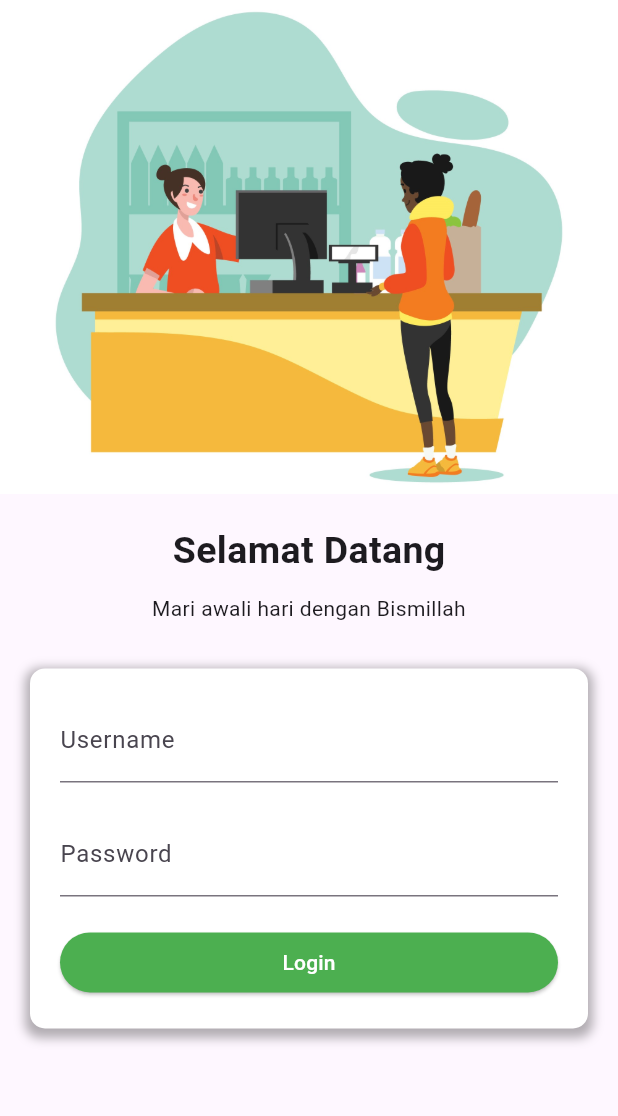
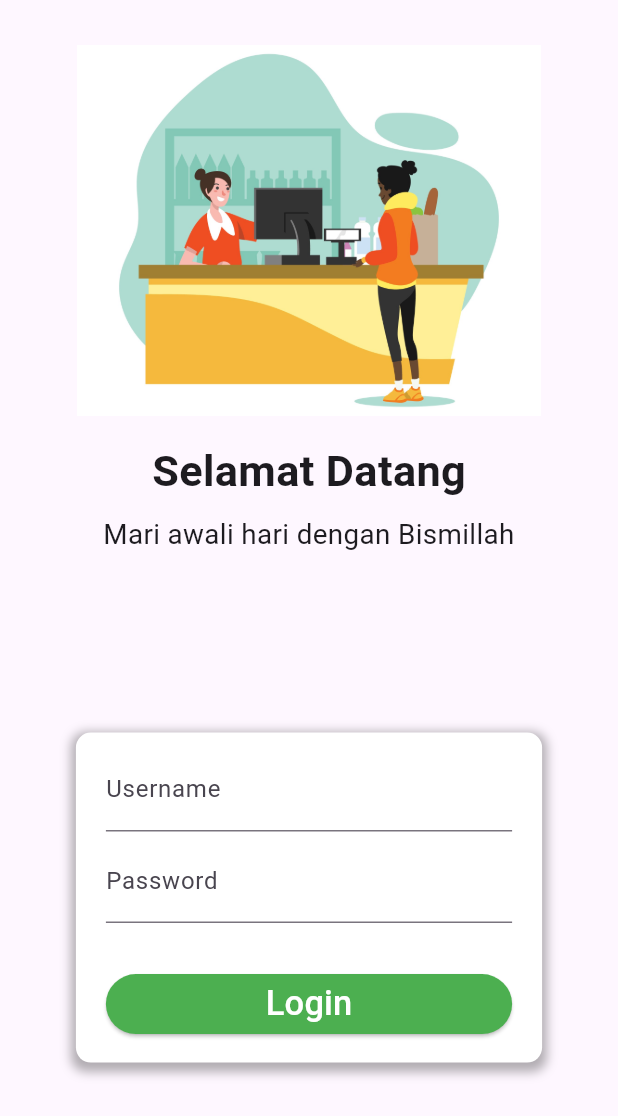
Before and after one commit to mfthfarid/si-kaspin_mobile, a Flutter app: the screen it shows after launch, on a phone screen of 412 x 824 dp. Shown: the top 1116 px of the screen. Run offline on Flutter 3.47's test engine with Material 3 defaults, Android fonts, the phone set to English and light mode, and no system bars; missing offline and left inert: dart:js_interop, dart:js_util.

Commit message:
re-design form login

```diff
--- a/lib/login/login.dart
+++ b/lib/login/login.dart
@@ -7,33 +7,83 @@ class LoginPage extends StatelessWidget {
 
   @override
   Widget build(BuildContext context) {
+    // Mengambil informasi ukuran layar
+    var mediaQueryData = MediaQuery.of(context);
+    var screenHeight = mediaQueryData.size.height;
+    var screenWidth = mediaQueryData.size.width;
+
+    // Menentukan ukuran padding dan margin berdasarkan ukuran layar
+    var horizontalPadding = screenWidth * 0.05;
+    var containerPadding = screenWidth * 0.05;
+
     return Scaffold(
       body: SafeArea(
-        child: SingleChildScrollView(
+        child: LayoutBuilder(
+          builder: (context, constraints) {
+            return Container(
+              height: constraints.maxHeight,
+              padding: EdgeInsets.all(30),
               child: Column(
-            mainAxisAlignment: MainAxisAlignment.start,
                 children: [
-              Container(
-                child: Image.asset(
+                  // Container Gambar dan Teks
+                  Expanded(
+                    flex: 60,
+                    // fit: FlexFit.tight,
+                    child: Container(
+                      child: Column(
+                        children: [
+                          Image.asset(
                             'data/kasir2.jpg',
                             fit: BoxFit.contain,
+                            width: screenWidth *
+                                0.8, // Mengatur lebar gambar responsif
+                            height: constraints.maxHeight *
+                                0.3, // Tinggi gambar responsif
+                          ),
+                          SizedBox(
+                            height: constraints.maxHeight *
+                                0.02, // Ruang antara gambar dan teks
+                          ),
+                          Text(
+                            "Selamat Datang",
+                            style: TextStyle(
+                              fontSize:
+                                  screenWidth * 0.07, // Ukuran font responsif
+                              fontWeight: FontWeight.bold,
                             ),
                           ),
                           SizedBox(
-                  height: 20.0), // Add space between the image and the text
-              Text(
-                "Selamat Datang",
-                style: TextStyle(fontSize: 25.0, fontWeight: FontWeight.bold),
+                            height: constraints.maxHeight *
+                                0.01, // Ruang antara teks
                           ),
-              SizedBox(height: 10.0), // Add space between the texts
                           Text(
                             "Mari awali hari dengan Bismillah",
                             textAlign: TextAlign.center,
+                            style: TextStyle(
+                              fontSize:
+                                  screenWidth * 0.045, // Ukuran font responsif
                             ),
-              SizedBox(height: 30.0), // Add space before the form container
-              Container(
-                padding: EdgeInsets.all(20.0),
-                margin: EdgeInsets.symmetric(horizontal: 20.0),
+                          ),
+                          // SizedBox(
+                          //   height: constraints.maxHeight *
+                          //       0.03, // Ruang sebelum container form
+                          // ),
+                        ],
+                      ),
+                    ),
+                  ),
+                  // Container Form Login
+                  Expanded(
+                    flex: 40,
+                    child: Container(
+                      alignment: Alignment.topCenter,
+                      child: Container(
+                        width: double.infinity,
+                        height: 220,
+                        padding:
+                            EdgeInsets.symmetric(vertical: 10, horizontal: 20),
+                        margin:
+                            EdgeInsets.symmetric(horizontal: horizontalPadding),
                         decoration: BoxDecoration(
                           color: Colors.white,
                           borderRadius: BorderRadius.circular(10.0),
@@ -51,21 +101,26 @@ class LoginPage extends StatelessWidget {
                           children: [
                             TextField(
                               controller: _usernameController,
-                      decoration: InputDecoration(labelText: 'Username'),
+                              decoration:
+                                  InputDecoration(labelText: 'Username'),
                             ),
-                    SizedBox(height: 20.0),
+                            SizedBox(height: 5),
                             TextField(
                               controller: _passwordController,
-                      decoration: InputDecoration(labelText: 'Password'),
+                              decoration:
+                                  InputDecoration(labelText: 'Password'),
                               obscureText: true,
                             ),
-                    SizedBox(height: 20.0),
+                            SizedBox(height: 30),
                             ElevatedButton(
                               style: ButtonStyle(
+                                fixedSize: MaterialStateProperty.all<Size>(
+                                    Size(50, 30)),
                                 backgroundColor:
                                     MaterialStateProperty.resolveWith<Color>(
                                   (Set<MaterialState> states) {
-                            if (states.contains(MaterialState.pressed)) {
+                                    if (states
+                                        .contains(MaterialState.pressed)) {
                                       return Color.fromARGB(255, 11, 49, 27);
                                     }
                                     return Colors.green;
@@ -84,30 +139,39 @@ class LoginPage extends StatelessWidget {
                                 String username = _usernameController.text;
                                 String password = _passwordController.text;
 
-                        if (username == 'admin' && password == 'admin123') {
+                                if (username == 'admin' &&
+                                    password == 'admin123') {
                                   Navigator.push(
                                     context,
                                     MaterialPageRoute(
                                         builder: (context) => Penjualan()),
                                   );
                                 } else {
-                          // Jika autentikasi gagal, tampilkan pesan kesalahan
                                   ScaffoldMessenger.of(context).showSnackBar(
                                     SnackBar(
-                              content: Text('Username atau password salah.'),
+                                      content:
+                                          Text('Username atau password salah.'),
                                       backgroundColor: Colors.red,
                                     ),
                                   );
                                 }
                               },
-                      child: Text('Login'),
+                              child:
+                                  Text('Login', style: TextStyle(fontSize: 23)),
                             ),
                           ],
                         ),
                       ),
-              // SizedBox(height: 30.0),
+                    ),
+                  ),
+
+                  // SizedBox(
+                  //     height: constraints.maxHeight *
+                  //         0.02), // Ruang antara form dan bawah layar
                 ],
               ),
+            );
+          },
         ),
       ),
     );
--- a/lib/menu/penjualan.dart
+++ b/lib/menu/penjualan.dart
@@ -5,7 +5,7 @@ import 'package:kaspin/drawer.dart';
 import 'package:kaspin/models/keranjang_model.dart';
 import 'package:kaspin/models/levelharga_model.dart';
 import 'package:kaspin/services/ProduksAPI.dart';
-import 'package:kaspin/transaksi/keranjang.dart';
+import 'package:kaspin/transaksi/keranjangPenjualan.dart';
 import 'package:kaspin/models/kategori_model.dart';
 import 'package:kaspin/models/produk_model.dart';
 import 'package:intl/intl.dart';
--- a/lib/services/ApiConfig.dart
+++ b/lib/services/ApiConfig.dart
@@ -1,4 +1,5 @@
 class ApiConfig {
   static const String baseUrl =
-      'https://e00c-112-78-133-105.ngrok-free.app/api/';
+      'https://ffe6-112-78-133-105.ngrok-free.app/api/';
+  // 'https://e00c-112-78-133-105.ngrok-free.app/api/';
 }
```
Also changed, not shown: lib/drawer.dart (+10 -10 lines), lib/menu/retur.dart (+6 -4 lines), lib/transaksi/keranjangPenjualan.dart (added, +177 -0 lines), lib/transaksi/keranjangRetur.dart (renamed from lib/transaksi/keranjang.dart, +9 -8 lines), lib/transaksi/pembayaranBeli.dart (added, +187 -0 lines), lib/transaksi/pembayaranRetur.dart (renamed from lib/transaksi/pembayaran.dart, +4 -4 lines). Lines whose indentation alone changed are shown as unchanged.
